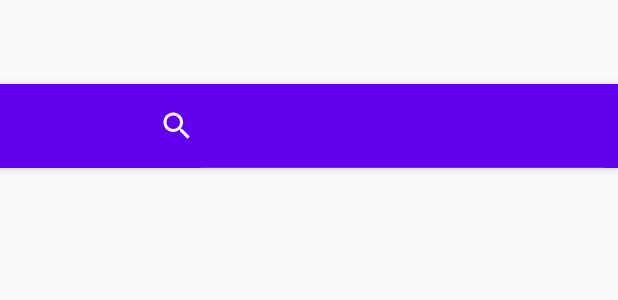
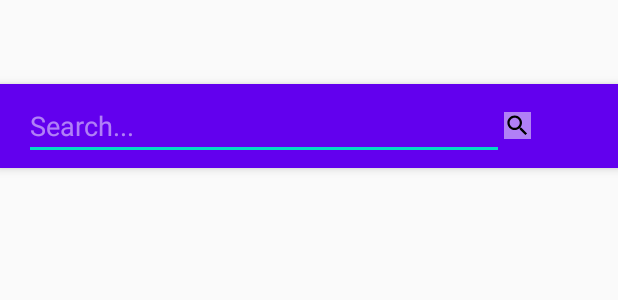
Before and after one commit to ghfcwg/Verse-android, an Android app: the layout activity_item_list.xml on its own in the app's theme, with its tools: preview values and no code run, on a phone screen of 412 x 824 dp. Shown: the top 300 px of the screen. Run offline under Robolectric (Android 15) with nearby library versions, the phone set to English and light mode, and no system bars; network calls fail.

Commit message:
Replace SearchView; allow returning to search from detail

```diff
--- a/app/src/main/java/glass/chungwon/verse/ItemDetailActivity.java
+++ b/app/src/main/java/glass/chungwon/verse/ItemDetailActivity.java
@@ -34,7 +34,7 @@ public class ItemDetailActivity extends AppCompatActivity {
         fab.setOnClickListener(new View.OnClickListener() {
             @Override
             public void onClick(View view) {
-                Snackbar.make(view, "Replace with your own detail action", Snackbar.LENGTH_LONG)
+                Snackbar.make(view, "Not implemented yet.", Snackbar.LENGTH_LONG)
                         .setAction("Action", null).show();
             }
         });
--- a/app/src/main/res/layout/activity_item_list.xml
+++ b/app/src/main/res/layout/activity_item_list.xml
@@ -20,19 +20,32 @@
 
             <androidx.appcompat.widget.Toolbar
                 android:id="@+id/toolbar"
-                android:layout_width="0dp"
-                android:layout_height="?attr/actionBarSize"
-                android:layout_weight=".21"
-                app:popupTheme="@style/AppTheme.PopupOverlay" />
+                android:layout_width="match_parent"
+                android:layout_height="wrap_content"
+                app:popupTheme="@style/AppTheme.PopupOverlay">
 
-            <SearchView
-                android:id="@+id/toolbarSearch"
-                android:layout_width="0dp"
-                android:layout_height="match_parent"
-                android:layout_weight=".79"
-                android:iconifiedByDefault="false">
+                <androidx.appcompat.widget.AppCompatEditText
+                    android:id="@+id/search_text"
+                    android:layout_width="wrap_content"
+                    android:layout_height="match_parent"
+                    android:layout_centerHorizontal="true"
+                    android:layout_weight="1"
+                    android:ems="15"
+                    android:hint="@string/search_hint"
+                    android:importantForAutofill="no"
+                    android:inputType="text" />
 
-            </SearchView>
+                <androidx.appcompat.widget.AppCompatImageButton
+                    android:id="@+id/submit_query_button"
+                    android:layout_width="wrap_content"
+                    android:layout_height="match_parent"
+                    android:layout_weight="1"
+                    android:background="#80FFFFFF"
+                    android:backgroundTint="#FFFFFF"
+                    android:contentDescription="@string/search_hint"
+                    app:srcCompat="@drawable/ic_search_black_18dp" />
+            </androidx.appcompat.widget.Toolbar>
+
 
         </LinearLayout>
 
```
Also changed, not shown: app/build.gradle (+10 -5 lines), app/src/main/AndroidManifest.xml (+0 -7 lines), app/src/main/java/glass/chungwon/verse/ItemListActivity.java (+135 -30 lines).
